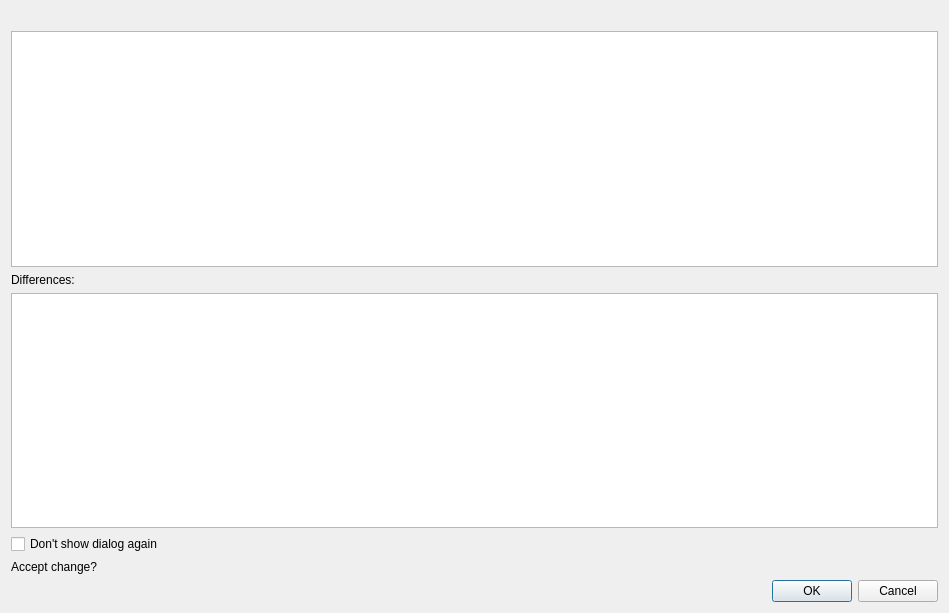
Before: the Qt Designer form src/dialogs/textdiffdialog.ui in pbek/QOwnNotes, drawn with Qt 5.
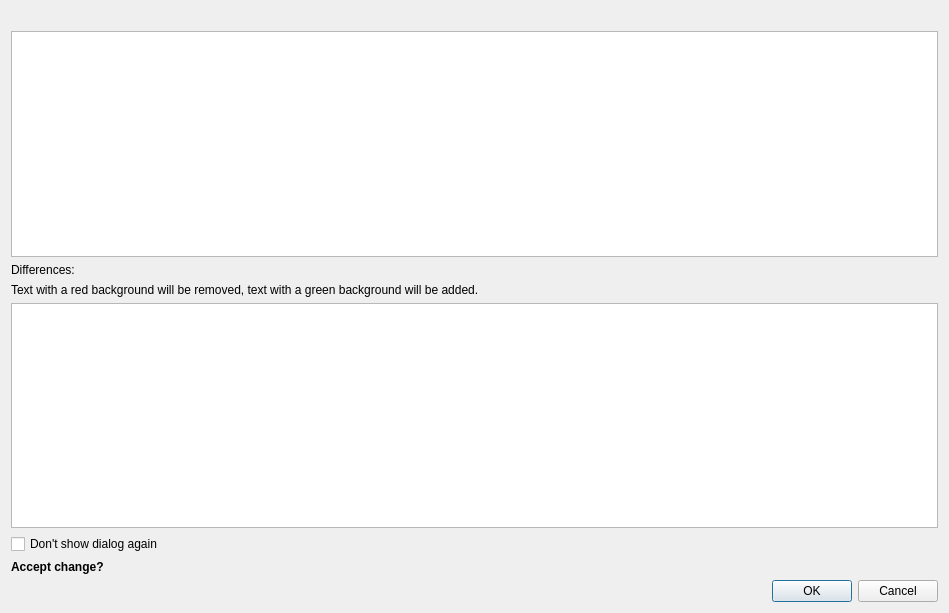
After: the same form once the commit is applied. Icons and pictures are not drawn.

Diff of the .ui file:
```diff
--- a/src/dialogs/textdiffdialog.ui
+++ b/src/dialogs/textdiffdialog.ui
@@ -49,6 +49,16 @@
        </property>
       </widget>
      </item>
+     <item>
+      <widget class="QLabel" name="legendLabel">
+       <property name="text">
+        <string>Text with a red background will be removed, text with a green background will be added.</string>
+       </property>
+       <property name="wordWrap">
+        <bool>true</bool>
+       </property>
+      </widget>
+     </item>
      <item>
       <widget class="QTextEdit" name="textEdit">
        <property name="readOnly">
@@ -75,6 +85,9 @@
      </item>
      <item>
       <widget class="QLabel" name="label">
+       <property name="styleSheet">
+        <string notr="true">QLabel {font-weight: bold;}</string>
+       </property>
        <property name="text">
         <string>Accept change?</string>
        </property>
```
Left out of the diff: 4 changed lines with no effect on the pictures.
